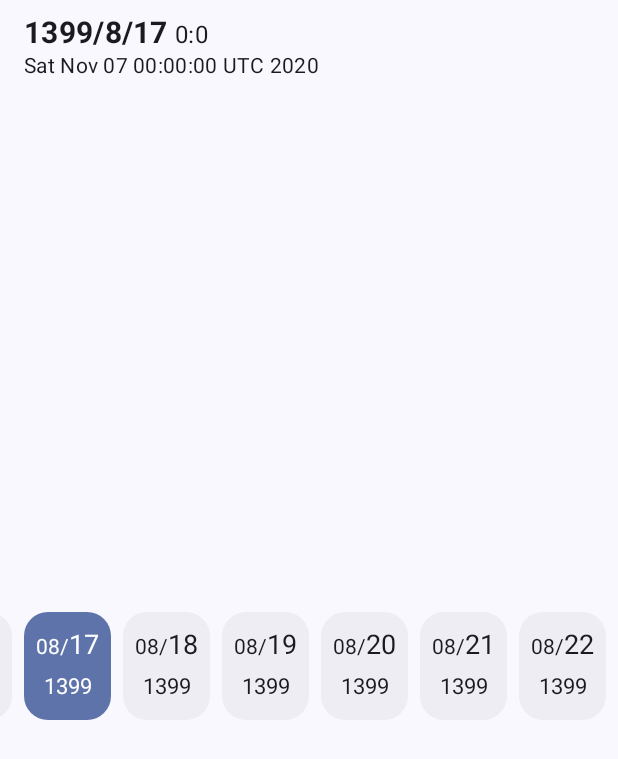
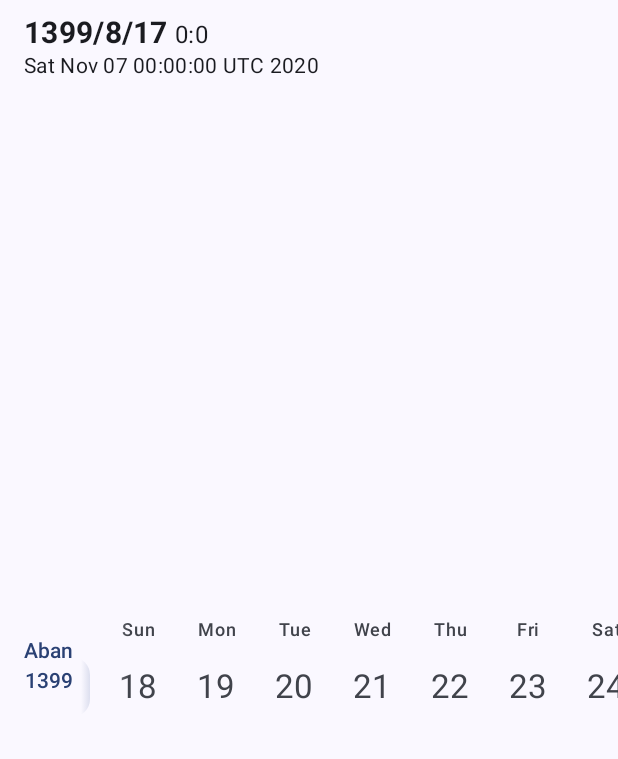
Before and after one commit to sham-h93/persian-dtpicker, an Android app built with Jetpack Compose: the RailDatePicker screen opened through its navigation route, on a phone screen of 412 x 824 dp. Shown: the top 759 px of the screen. Run offline under Robolectric (Android 15) with nearby library versions, the light colour scheme and no system bars.

Commit message:
Add sticky month header and short weekday names to PersianDateRailPicker

```diff
--- a/lib/src/main/java/com/hshamkhani/persiandtpicker/picker/PersianDateRailPicker.kt
+++ b/lib/src/main/java/com/hshamkhani/persiandtpicker/picker/PersianDateRailPicker.kt
@@ -1,15 +1,31 @@
 package com.hshamkhani.persiandtpicker.picker
 
+import androidx.compose.animation.AnimatedContent
+import androidx.compose.animation.fadeIn
+import androidx.compose.animation.fadeOut
+import androidx.compose.animation.togetherWith
+import androidx.compose.foundation.layout.Row
+import androidx.compose.foundation.layout.fillMaxHeight
+import androidx.compose.ui.graphics.Brush
+import androidx.compose.ui.platform.LocalLayoutDirection
+import androidx.compose.ui.unit.LayoutDirection
 import androidx.compose.foundation.background
 import androidx.compose.foundation.clickable
+import androidx.compose.foundation.interaction.MutableInteractionSource
 import androidx.compose.foundation.layout.Arrangement
+import androidx.compose.foundation.layout.Box
 import androidx.compose.foundation.layout.Column
 import androidx.compose.foundation.layout.PaddingValues
+import androidx.compose.foundation.layout.Spacer
+import androidx.compose.foundation.layout.height
 import androidx.compose.foundation.layout.padding
-import androidx.compose.foundation.layout.widthIn
+import androidx.compose.foundation.layout.size
+import androidx.compose.foundation.layout.width
 import androidx.compose.foundation.layout.wrapContentSize
+import androidx.compose.foundation.lazy.LazyListState
 import androidx.compose.foundation.lazy.LazyRow
 import androidx.compose.foundation.lazy.rememberLazyListState
+import androidx.compose.foundation.shape.RoundedCornerShape
 import androidx.compose.material3.MaterialTheme
 import androidx.compose.material3.Text
 import androidx.compose.runtime.Composable
@@ -21,72 +37,68 @@ import androidx.compose.runtime.setValue
 import androidx.compose.ui.Alignment
 import androidx.compose.ui.Modifier
 import androidx.compose.ui.draw.clip
+import androidx.compose.ui.draw.drawBehind
+import androidx.compose.ui.geometry.Offset
 import androidx.compose.ui.graphics.Color
 import androidx.compose.ui.platform.LocalContext
 import androidx.compose.ui.text.PlatformTextStyle
-import androidx.compose.ui.text.SpanStyle
 import androidx.compose.ui.text.TextStyle
-import androidx.compose.ui.text.buildAnnotatedString
-import androidx.compose.ui.text.withStyle
+import androidx.compose.ui.text.font.FontWeight
+import androidx.compose.ui.text.style.TextAlign
 import androidx.compose.ui.unit.dp
-import androidx.compose.ui.unit.sp
+import com.hshamkhani.persiandtpicker.utils.PersianNumberUtils.asStringMonthName
 import com.hshamkhani.persiandtpicker.utils.PersianNumberUtils.formatToHindiIfLanguageIsFa
-import com.hshamkhani.persiandtpicker.utils.PersianNumberUtils.padZeroToStartWithPersianDigits
 import com.hshamkhani.persiandtpicker.utils.SimpleDate
+import com.hshamkhani.persiandtpicker.utils.dayOfWeek
 import com.hshamkhani.persiandtpicker.utils.plusDays
+import com.hshamkhani.persiandtpicker.utils.shortWeekDays
 
+/**
+ * A horizontally scrolling, endless rail of days.
+ *
+ * Each item shows the short weekday name on top and the day of month below it. The first day of a
+ * month is marked with a month label, but only for months other than the current one; the year is
+ * added to the label only when it differs from the current year.
+ *
+ * @param stickyMonthHeader when `true`, the month labels are replaced by a label pinned over the
+ * start of the rail, showing the month (and year, if not the current one) of the first visible
+ * day. Days scrolling underneath fade out into [fadeColor].
+ * @param fadeColor background behind the sticky label; should match the rail's container color.
+ */
 @Composable
 fun PersianDateRailPicker(
     modifier: Modifier = Modifier,
     textStyle: TextStyle = MaterialTheme.typography.titleLarge,
-    textColor: Color = MaterialTheme.colorScheme.onSurface,
+    weekDayTextStyle: TextStyle = MaterialTheme.typography.labelMedium,
+    monthLabelTextStyle: TextStyle = MaterialTheme.typography.labelLarge,
+    textColor: Color = MaterialTheme.colorScheme.onSurfaceVariant,
     selectedTextColor: Color = MaterialTheme.colorScheme.onPrimaryContainer,
-    backGroundColor: Color = MaterialTheme.colorScheme.surfaceContainer,
+    selectedWeekDayColor: Color = MaterialTheme.colorScheme.primary,
+    todayTextColor: Color = MaterialTheme.colorScheme.primary,
+    monthLabelColor: Color = MaterialTheme.colorScheme.primary,
+    backGroundColor: Color = Color.Transparent,
     selectedItemBackgroundColor: Color = MaterialTheme.colorScheme.primaryContainer,
+    stickyMonthHeader: Boolean = false,
+    fadeColor: Color = MaterialTheme.colorScheme.surface,
     selectedDate: SimpleDate?,
     onDateSelected: (date: SimpleDate) -> Unit,
 ) {
-    PersianDateRailPickerImpl(
-        modifier = modifier,
-        textStyle = textStyle,
-        textColor = textColor,
-        selectedTextColor = selectedTextColor,
-        backGroundColor = backGroundColor,
-        selectedItemBackgroundColor = selectedItemBackgroundColor,
-        selectedDate = selectedDate,
-        onDateSelected = onDateSelected
-    )
-}
+    val context = LocalContext.current
+    val now = remember { SimpleDate.now(context) }
+    val today = remember { now.dateOnly() }
+    val initialDate = remember { selectedDate ?: now }
 
-@Composable
-private fun PersianDateRailPickerImpl(
-    modifier: Modifier = Modifier,
-    textStyle: TextStyle = MaterialTheme.typography.headlineMedium,
-    textColor: Color = MaterialTheme.colorScheme.onSurface,
-    selectedTextColor: Color = MaterialTheme.colorScheme.primary,
-    backGroundColor: Color = MaterialTheme.colorScheme.background,
-    selectedItemBackgroundColor: Color = MaterialTheme.colorScheme.surfaceContainerLowest,
-    selectedDate: SimpleDate?,
-    onDateSelected: (SimpleDate) -> Unit
-) {
-    val context = LocalContext.current
-    val initialDate = remember {
-        selectedDate ?: SimpleDate.now(context)
-    }
-
-    var currentSelectedDate by remember {
-        mutableStateOf(initialDate)
-    }
+    var currentSelectedDate by remember { mutableStateOf(initialDate) }
 
     val listState = rememberLazyListState(
         initialFirstVisibleItemIndex = RAIL_CENTER_INDEX
     )
 
+    Box(modifier = modifier) {
         LazyRow(
-        modifier = modifier,
             state = listState,
-        horizontalArrangement = Arrangement.spacedBy(8.dp),
-        contentPadding = PaddingValues(horizontal = 16.dp)
+            horizontalArrangement = Arrangement.spacedBy(ITEM_SPACING),
+            contentPadding = PaddingValues(horizontal = RAIL_HORIZONTAL_PADDING)
         ) {
             items(
                 count = Int.MAX_VALUE,
@@ -100,10 +112,18 @@ private fun PersianDateRailPickerImpl(
 
                 RailDateItem(
                     date = date,
+                    today = today,
                     isSelected = isSelected,
+                    // When sticky, the overlay shows the month instead of a label row.
+                    showMonthLabel = !stickyMonthHeader,
                     textStyle = textStyle,
+                    weekDayTextStyle = weekDayTextStyle,
+                    monthLabelTextStyle = monthLabelTextStyle,
                     textColor = textColor,
                     selectedTextColor = selectedTextColor,
+                    selectedWeekDayColor = selectedWeekDayColor,
+                    todayTextColor = todayTextColor,
+                    monthLabelColor = monthLabelColor,
                     backGroundColor = backGroundColor,
                     selectedItemBackgroundColor = selectedItemBackgroundColor,
                     onClick = {
@@ -113,82 +133,213 @@ private fun PersianDateRailPickerImpl(
                 )
             }
         }
+
+        if (stickyMonthHeader) {
+            StickyMonthOverlay(
+                modifier = Modifier.matchParentSize(),
+                listState = listState,
+                initialDate = initialDate,
+                today = today,
+                textStyle = monthLabelTextStyle,
+                color = monthLabelColor,
+                fadeColor = fadeColor,
+            )
+        }
+    }
+}
+
+@Composable
+private fun StickyMonthOverlay(
+    modifier: Modifier,
+    listState: LazyListState,
+    initialDate: SimpleDate,
+    today: SimpleDate,
+    textStyle: TextStyle,
+    color: Color,
+    fadeColor: Color,
+) {
+    val currentMonthDate by remember {
+        derivedStateOf {
+            dateForIndex(initialDate, listState.firstVisibleItemIndex).let {
+                SimpleDate(year = it.year, month = it.month, day = 1)
+            }
+        }
+    }
+    val isRtl = LocalLayoutDirection.current == LayoutDirection.Rtl
+
+    AnimatedContent(
+        modifier = modifier,
+        targetState = currentMonthDate,
+        transitionSpec = { fadeIn() togetherWith fadeOut() },
+        label = "stickyMonth",
+    ) { monthDate ->
+        // Nothing to show for the current month.
+        if (monthDate.year == today.year && monthDate.month == today.month) {
+            Spacer(Modifier)
+            return@AnimatedContent
+        }
+        Row(modifier = Modifier.fillMaxHeight()) {
+            Column(
+                modifier = Modifier
+                    .fillMaxHeight()
+                    .background(fadeColor)
+                    .padding(start = RAIL_HORIZONTAL_PADDING, end = 4.dp),
+                verticalArrangement = Arrangement.Center,
+                horizontalAlignment = Alignment.CenterHorizontally,
+            ) {
+                Text(
+                    text = monthDate.month.asStringMonthName(),
+                    style = textStyle,
+                    color = color,
+                    maxLines = 1,
+                )
+                if (monthDate.year != today.year) {
+                    Text(
+                        text = monthDate.year.toString().formatToHindiIfLanguageIsFa(),
+                        style = textStyle,
+                        color = color,
+                        maxLines = 1,
+                    )
+                }
+            }
+            // Items fade out underneath the label.
+            val fade = listOf(fadeColor, fadeColor.copy(alpha = 0f))
+            Box(
+                modifier = Modifier
+                    .fillMaxHeight()
+                    .width(FADE_WIDTH)
+                    .background(Brush.horizontalGradient(if (isRtl) fade.reversed() else fade))
+            )
+        }
+    }
 }
 
 @Composable
 private fun RailDateItem(
     date: SimpleDate,
+    today: SimpleDate,
     isSelected: Boolean,
+    showMonthLabel: Boolean,
     textStyle: TextStyle,
+    weekDayTextStyle: TextStyle,
+    monthLabelTextStyle: TextStyle,
     textColor: Color,
     selectedTextColor: Color,
+    selectedWeekDayColor: Color,
+    todayTextColor: Color,
+    monthLabelColor: Color,
     backGroundColor: Color,
     selectedItemBackgroundColor: Color,
     onClick: () -> Unit,
 ) {
-    val topText = buildAnnotatedString {
-        withStyle(
-            style = SpanStyle(
-                fontSize = 14.sp,
-                color = if (isSelected) selectedTextColor else textColor
-            ),
-            block = {
-                append(date.month.padZeroToStartWithPersianDigits())
-                append("/")
-            }
-        )
-        withStyle(
-            style = SpanStyle(
-                fontSize = 18.sp,
-                color = if (isSelected) selectedTextColor else textColor
-            ),
-            block = {
-                append(date.day.padZeroToStartWithPersianDigits())
-            }
-        )
-    }
+    val noFontPadding = PlatformTextStyle(includeFontPadding = false)
+    val isToday = date.dateOnly() == today
 
+    val dividerColor = MaterialTheme.colorScheme.outlineVariant
     Column(
         modifier = Modifier
-            .widthIn(min = 56.dp)
-            .clip(MaterialTheme.shapes.large)
-            .background(
-                if (isSelected)
-                    selectedItemBackgroundColor
-                else
-                    backGroundColor
+            .width(ITEM_WIDTH)
+            .then(
+                // Without the label row (sticky mode), mark the month start with a divider.
+                if (!showMonthLabel && date.day == 1) Modifier.drawBehind {
+                    val gap = ITEM_SPACING.toPx() / 2
+                    val x = if (layoutDirection == LayoutDirection.Rtl) size.width + gap else -gap
+                    drawLine(
+                        color = dividerColor,
+                        start = Offset(x, size.height * 0.15f),
+                        end = Offset(x, size.height * 0.85f),
+                        strokeWidth = 1.dp.toPx()
                     )
-            .clickable(onClick = onClick)
-            .padding(8.dp),
+                } else Modifier
+            )
+            .clickable(
+                interactionSource = remember { MutableInteractionSource() },
+                indication = null,
+                onClick = onClick
+            ),
         horizontalAlignment = Alignment.CenterHorizontally,
-        verticalArrangement = Arrangement.SpaceBetween
     ) {
-        // Day
+        // Month start marker (only for months other than the current one).
+        if (showMonthLabel) Box(
+            modifier = Modifier
+                .height(MONTH_LABEL_HEIGHT)
+                .align(Alignment.Start),
+            contentAlignment = Alignment.CenterStart
+        ) {
+            val label = if (date.day == 1) date.monthLabel(today) else null
+            if (label != null) {
                 Text(
-            modifier = Modifier.wrapContentSize(unbounded = true),
-            text = topText,
-            style = textStyle.copy(
-                platformStyle = PlatformTextStyle(
-                    includeFontPadding = false
-                ),
-            ),
-            color = if (isSelected) selectedTextColor else textColor
-        )
-
-        // Year
-        Text(
-            text = date.year.toString().formatToHindiIfLanguageIsFa(),
-            style = textStyle.copy(
-                platformStyle = PlatformTextStyle(
-                    includeFontPadding = false
-                ),
-                fontSize = (textStyle.fontSize.value / 3 * 2).sp
-            ),
-            color = if (isSelected) selectedTextColor else textColor
+                    modifier = Modifier
+                        .wrapContentSize(align = Alignment.CenterStart, unbounded = true),
+                    text = label,
+                    style = monthLabelTextStyle,
+                    color = monthLabelColor,
+                    maxLines = 1,
                 )
             }
         }
 
+        // Week day (fixed height so every item, and the rail, has the same height)
+        Box(
+            modifier = Modifier.height(WEEK_DAY_HEIGHT),
+            contentAlignment = Alignment.Center
+        ) {
+            Text(
+                text = shortWeekDays()[date.dayOfWeek() - 1],
+                style = weekDayTextStyle.copy(
+                    platformStyle = noFontPadding,
+                    fontWeight = if (isSelected) FontWeight.Bold else weekDayTextStyle.fontWeight
+                ),
+                color = if (isSelected) selectedWeekDayColor else textColor,
+                maxLines = 1,
+                textAlign = TextAlign.Center,
+            )
+        }
+
+        Spacer(Modifier.height(8.dp))
+
+        // Day of month
+        Box(
+            modifier = Modifier
+                .size(DAY_BOX_SIZE)
+                .clip(RoundedCornerShape(12.dp))
+                .background(if (isSelected) selectedItemBackgroundColor else backGroundColor),
+            contentAlignment = Alignment.Center
+        ) {
+            Text(
+                text = date.day.toString().formatToHindiIfLanguageIsFa(),
+                style = textStyle.copy(
+                    platformStyle = noFontPadding,
+                    fontWeight = if (isSelected || isToday) FontWeight.Bold else textStyle.fontWeight
+                ),
+                color = when {
+                    isSelected -> selectedTextColor
+                    isToday -> todayTextColor
+                    else -> textColor
+                },
+                textAlign = TextAlign.Center,
+            )
+        }
+    }
+}
+
+/** Month label for [this] date, or null when it is in the current month and year. */
+private fun SimpleDate.monthLabel(today: SimpleDate): String? {
+    if (year == today.year && month == today.month) return null
+    val monthName = month.asStringMonthName()
+    return if (year == today.year) monthName
+    else "$monthName ${year.toString().formatToHindiIfLanguageIsFa()}"
+}
+
+private fun SimpleDate.dateOnly() = SimpleDate(year = year, month = month, day = day)
+
+private val RAIL_HORIZONTAL_PADDING = 16.dp
+private val MONTH_LABEL_HEIGHT = 24.dp
+private val FADE_WIDTH = 32.dp
+private val ITEM_WIDTH = 48.dp
+private val ITEM_SPACING = 4.dp
+private val DAY_BOX_SIZE = 40.dp
+private val WEEK_DAY_HEIGHT = 20.dp
 
 private const val RAIL_CENTER_INDEX = 50_000
 
--- a/lib/src/main/java/com/hshamkhani/persiandtpicker/utils/DatePickerUtils.kt
+++ b/lib/src/main/java/com/hshamkhani/persiandtpicker/utils/DatePickerUtils.kt
@@ -27,6 +27,18 @@ private val persianWeekDays = listOf(
     "سه\u200Cشنبه",
     "چهارشنبه",
     "پنج\u200Cشنبه",
+    "جمعه",
+)
+
+private val englishShortWeekDays = listOf("Sat", "Sun", "Mon", "Tue", "Wed", "Thu", "Fri")
+
+private val persianShortWeekDays = listOf(
+    "شنبه",
+    "۱شنبه",
+    "۲شنبه",
+    "۳شنبه",
+    "۴شنبه",
+    "۵شنبه",
     "جمعه",
 )
 
@@ -61,6 +73,9 @@ private val englishMonthNames = listOf(
 )
 
 fun weekDays() = if (Locale.getDefault().language == "fa") persianWeekDays else englishWeekDays
+
+fun shortWeekDays() =
+    if (Locale.getDefault().language == "fa") persianShortWeekDays else englishShortWeekDays
 
 fun SimpleDate.dayOfWeek(): Int {
     val calendar = totGregorianDate().toCalendar()
--- a/sample/src/main/java/com/hshamkhani/persian_dtpicker/MainActivity.kt
+++ b/sample/src/main/java/com/hshamkhani/persian_dtpicker/MainActivity.kt
@@ -134,7 +134,7 @@ class MainActivity : ComponentActivity() {
                                     textColor = MaterialTheme.colorScheme.onBackground,
                                     selectedTextColor = MaterialTheme.colorScheme.onBackground,
                                     backGroundColor = MaterialTheme.colorScheme.background,
-                                    selectedItemBackgroundColor = MaterialTheme.colorScheme.surfaceContainerHighest,
+                                    selectedItemBackgroundColor = MaterialTheme.colorScheme.primaryContainer,
                                 )
                             }
                         }
@@ -145,6 +145,7 @@ class MainActivity : ComponentActivity() {
                                 contentAlignment = Alignment.Center
                             ) {
                                 PersianDateRailPicker(
+                                    stickyMonthHeader = true,
                                     selectedDate = selectedDate
                                 ) { date ->
                                     selectedDate = date
```
Lines whose indentation alone changed are shown as unchanged.
